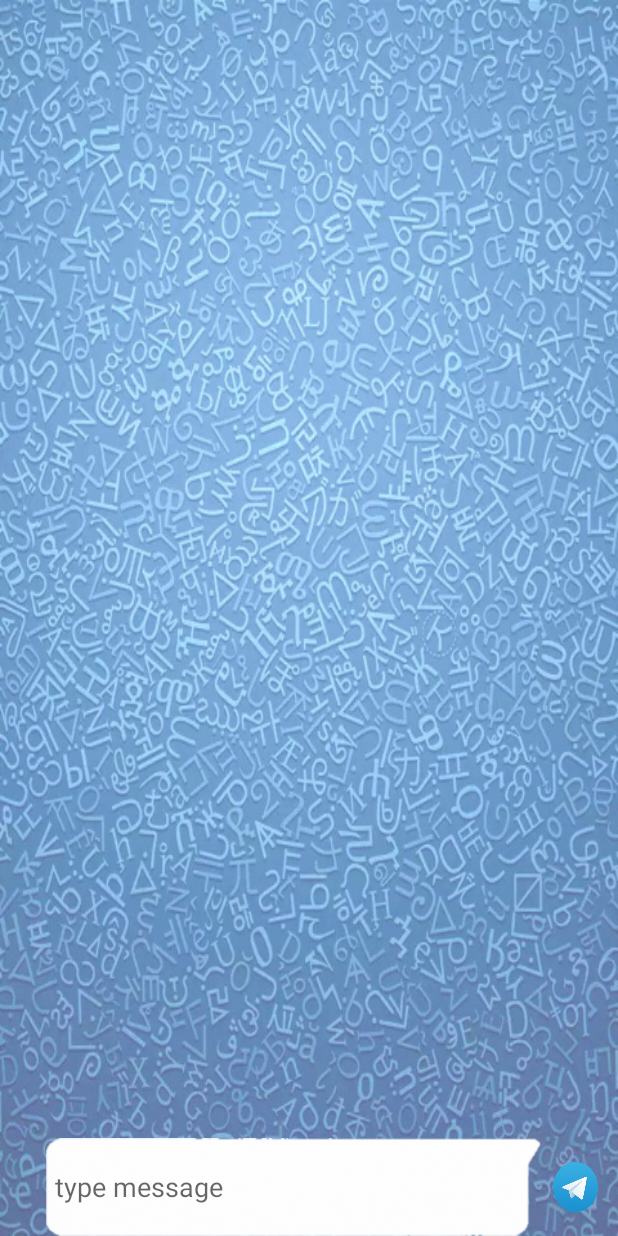
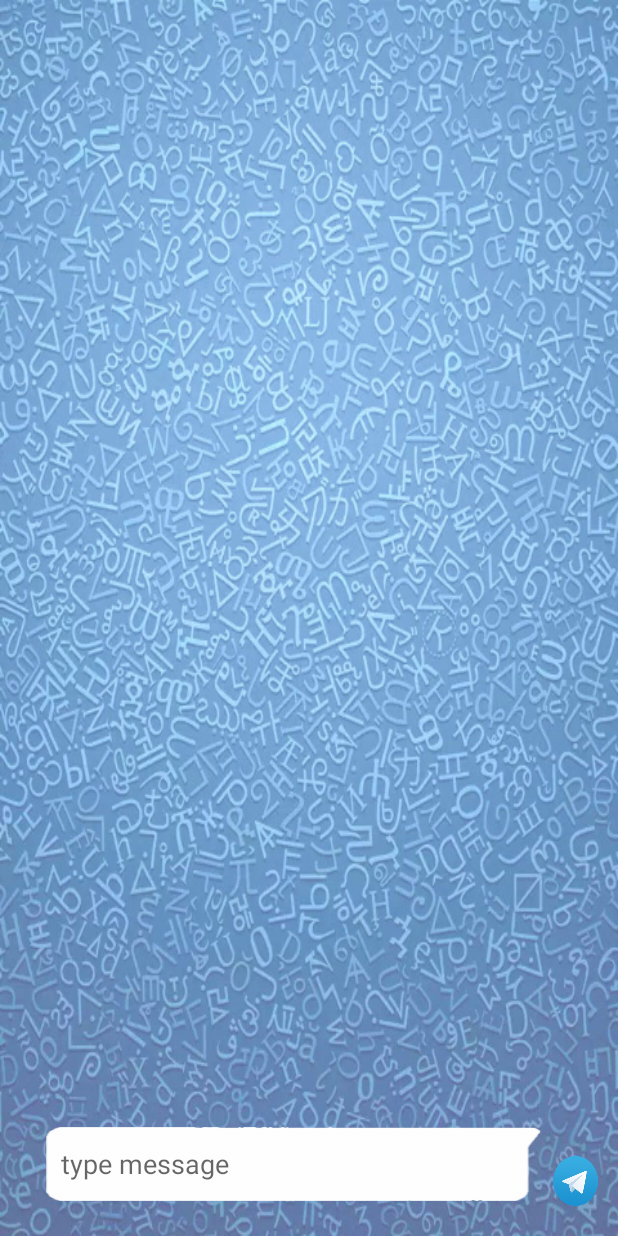
Before and after one commit to MishaLazar/LetsTeamApp, an Android app: the ChatRoom screen opened directly, with no data from a screen before it, on a phone screen of 412 x 824 dp. Run offline under Robolectric (Android 15) with nearby library versions, the phone set to English and light mode, and no system bars; libraries missing offline, so code that uses them is left out: com.firebase.client; 8 statements that could not run were skipped.

Commit message:
expend text input view in chat

```diff
--- a/app/src/main/res/layout/activity_chat_room.xml
+++ b/app/src/main/res/layout/activity_chat_room.xml
@@ -22,7 +22,7 @@
 
     <RelativeLayout
         android:layout_width="match_parent"
-        android:layout_height="42dp"
+        android:layout_height="wrap_content"
         android:orientation="horizontal"
         android:weightSum="3"
         android:background="@android:color/transparent"
@@ -54,15 +54,15 @@
         <EditText
             android:id="@+id/msg"
             android:layout_width="330dp"
-            android:layout_height="match_parent"
+            android:layout_height="wrap_content"
             android:maxLength="@integer/MAX_NUMBER_CHARS_MESSAGE"
             android:background="@drawable/text_bubble2"
             android:inputType="text|textMultiLine|textCapSentences"
             android:maxLines="@integer/MAX_NUMBER_SINGLE_MESSAGE_TEXT_LINES"
             android:hint="type message"
             android:scaleType="fitXY"
-            android:paddingLeft="6dp"
-            android:paddingRight="6dp"
+            android:paddingLeft="10dp"
+            android:paddingRight="10dp"
             android:layout_alignParentTop="true"
             android:layout_toStartOf="@+id/btnSend"
             android:layout_marginEnd="8dp" />
```
